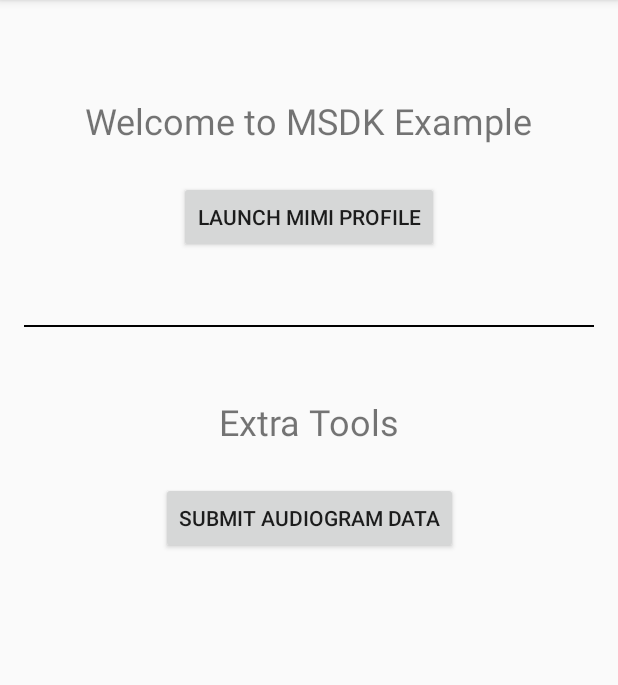
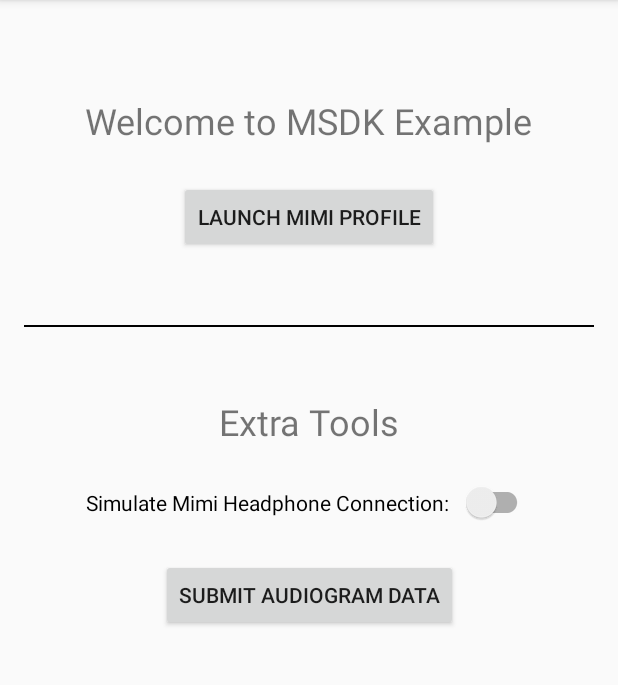
Before and after one commit to MimiHearingTechnologies/IntegrationExampleMSDK-Android, an Android app: the screen it shows after launch (MainActivity), on a phone screen of 412 x 824 dp, the part 84-769 px from its top. Run offline under Robolectric (Android 15) with nearby library versions, the phone set to English and light mode, and no system bars; libraries missing offline, so code that uses them is left out: io.mimi.sdk; 10 statements that could not run were skipped.

Commit message:
[MSDK-7083] Add documention and code for new connected headphones APIs (10.2.0) (#16)

```diff
--- a/standard-integration/app/src/main/java/io/mimi/example/android/IntroFragment.kt
+++ b/standard-integration/app/src/main/java/io/mimi/example/android/IntroFragment.kt
@@ -6,11 +6,15 @@ import android.view.LayoutInflater
 import android.view.View
 import android.view.ViewGroup
 import android.widget.Button
+import androidx.appcompat.widget.SwitchCompat
 import androidx.fragment.app.add
 import androidx.fragment.app.commit
 import androidx.lifecycle.lifecycleScope
+import io.mimi.example.android.applicators.volumeadjustment.MimiVolumeAdjustmentApplicator
 import io.mimi.sdk.core.MimiCore
+import io.mimi.sdk.core.controller.tests.HeadphoneApplicatorConfiguration
 import io.mimi.sdk.core.model.MimiAuthRoute
+import io.mimi.sdk.core.model.headphones.MimiHeadphoneIdentifier
 import io.mimi.sdk.core.model.tests.MimiTestAudiogram
 import io.mimi.sdk.core.model.tests.TestAudiogramMetadata
 import io.mimi.sdk.profile.MimiProfileFragment
@@ -28,6 +32,19 @@ class IntroFragment : Fragment() {
     override fun onViewCreated(view: View, savedInstanceState: Bundle?) {
         super.onViewCreated(view, savedInstanceState)
         with(view) {
+            setupMimiProfileLauncherUi()
+            setupMimiConnectedHeadphoneUi()
+            setupSubmitAudiogramUi()
+        }
+    }
+
+    // region Mimi Profile
+
+    /*
+     * Opens the Mimi Profile UI.
+     */
+
+    private fun View.setupMimiProfileLauncherUi() {
         findViewById<Button>(R.id.launchButton).setOnClickListener {
             requireActivity().supportFragmentManager.commit {
                 setReorderingAllowed(true)
@@ -35,11 +52,85 @@ class IntroFragment : Fragment() {
                 addToBackStack("main")
             }
         }
+    }
 
+    // endregion
+
+    // region Mimi Connected Headphones
+
+    /*
+     * NOTE: ONLY NECESSARY FOR PARTNERS INTEGRATING THEIR HEADPHONES TO SUPPORT PTT HEARING TESTS.
+     *
+     * Volume Adjustment Sequence
+     *
+     * The [connectedHeadphoneSwitch] simulates the actions that your app should take when receiving
+     * changes in Bluetooth headphone connectivity.
+     *
+     * When headphones are connected or disconnected, your app should notify the MSDK.
+     *
+     * When the TestFlow is launched, it will read from [MimiCore.testsController.connectedMimiHeadphone]
+     * to determine:
+     *  - Which test types (paradigms) are available and,
+     *  - How to interact with the headphones to ensure a consistent volume during the hearing test.
+     *
+     * In this example, the headphone model identifier is hardcoded. Your app should ensure
+     * that it uses the currently connected headphone model.
+     */
+
+    private fun View.setupMimiConnectedHeadphoneUi() {
+        val connectedHeadphoneSwitch = findViewById<SwitchCompat>(R.id.mimiHeadphoneConnected)
+        updateConnectedMimiHeadphoneButtons(connectedHeadphoneSwitch)
+        connectedHeadphoneSwitch.setOnClickListener {
+
+            val headphoneAreConnected = it.isSelected
+
+            if (headphoneAreConnected) {
+                val mimiHeadphoneIdentifier =
+                    MimiHeadphoneIdentifier(getConnectedHeadphoneModelIdentifier())
+                // Notify the MSDK of the newly connected headphones and supply the
+                // applicator configuration to facilitate the PTT automatic volume adjustment
+                // sequence.
+                MimiCore.testsController.notifyMimiHeadphoneConnected(
+                    mimiHeadphoneIdentifier,
+                    HeadphoneApplicatorConfiguration(
+                        MimiVolumeAdjustmentApplicator.instance::isAbsoluteVolumeSupported,
+                        MimiVolumeAdjustmentApplicator.instance::sendHearingTestStartCommand,
+                        MimiVolumeAdjustmentApplicator.instance::sendHearingTestEndCommand
+                    )
+                )
+            } else {
+                // Notify the MSDK that the headphones have been disconnected.
+                MimiCore.testsController.notifyMimiHeadphoneDisconnected()
+            }
+        }
+    }
+
+    /*
+     * This is a simulated function: your application should return the identifier associated
+     * with your currently connected headphone device.
+     */
+    private fun getConnectedHeadphoneModelIdentifier() = "mimi:showcase_headphone"
+
+    private fun updateConnectedMimiHeadphoneButtons(connectedHeadphoneSwitch: SwitchCompat) {
+        val hasConnectedMimiHeadphone = MimiCore.testsController.connectedMimiHeadphone != null
+        connectedHeadphoneSwitch.isSelected = !hasConnectedMimiHeadphone
+    }
+
+    // endregion
+
+    // region Audiogram
+
+    /*
+     * NOTE: ONLY NECESSARY FOR PARTNERS USING EXTERNAL AUDIOGRAM DATA.
+     *
+     * This functionality cam be used to onboard users with existing audiograms, rather than
+     * through the Mimi SDK's hearing test or hearing estimation features.
+     */
+
+    private fun View.setupSubmitAudiogramUi() {
         findViewById<Button>(R.id.submitAudiogram).setOnClickListener {
             // Send the custom audiogram to the Mimi SDK
             submitAudiogram()
-            }
         }
     }
 
@@ -75,5 +166,5 @@ class IntroFragment : Fragment() {
         )
     }
 
-
+    // endregion
 }
--- a/standard-integration/app/src/main/java/io/mimi/example/android/applicators/IntensityApplicator.kt
+++ b/standard-integration/app/src/main/java/io/mimi/example/android/applicators/processing/IntensityApplicator.kt
@@ -1,6 +1,5 @@
-package io.mimi.example.android.applicators
+package io.mimi.example.android.applicators.processing
 
-import io.mimi.example.android.MimiProcessingApplicator
 import io.mimi.sdk.core.controller.processing.MimiApplicatorResult
 
 internal class IntensityApplicator(private val applicator: MimiProcessingApplicator) {
--- a/standard-integration/app/src/main/java/io/mimi/example/android/applicators/IsEnabledApplicator.kt
+++ b/standard-integration/app/src/main/java/io/mimi/example/android/applicators/processing/IsEnabledApplicator.kt
@@ -1,6 +1,5 @@
-package io.mimi.example.android.applicators
+package io.mimi.example.android.applicators.processing
 
-import io.mimi.example.android.MimiProcessingApplicator
 import io.mimi.sdk.core.controller.processing.MimiApplicatorResult
 
 internal class IsEnabledApplicator(private val applicator: MimiProcessingApplicator) {
--- a/standard-integration/app/src/main/java/io/mimi/example/android/MimiProcessingApplicator.kt
+++ b/standard-integration/app/src/main/java/io/mimi/example/android/applicators/processing/MimiProcessingApplicator.kt
@@ -1,4 +1,4 @@
-package io.mimi.example.android
+package io.mimi.example.android.applicators.processing
 
 import android.util.Log
 import io.mimi.sdk.core.controller.processing.MimiApplicatorResult
--- a/standard-integration/app/src/main/java/io/mimi/example/android/applicators/PresetApplicator.kt
+++ b/standard-integration/app/src/main/java/io/mimi/example/android/applicators/processing/PresetApplicator.kt
@@ -1,6 +1,5 @@
-package io.mimi.example.android.applicators
+package io.mimi.example.android.applicators.processing
 
-import io.mimi.example.android.MimiProcessingApplicator
 import io.mimi.sdk.core.controller.processing.MimiApplicatorResult
 import io.mimi.sdk.core.model.personalization.Personalization
 
--- a/standard-integration/app/src/main/res/layout/fragment_intro.xml
+++ b/standard-integration/app/src/main/res/layout/fragment_intro.xml
@@ -47,6 +47,17 @@
         app:layout_constraintStart_toStartOf="parent"
         app:layout_constraintTop_toTopOf="@id/divider" />
 
+    <androidx.appcompat.widget.SwitchCompat
+        android:id="@+id/mimiHeadphoneConnected"
+        android:layout_width="wrap_content"
+        android:layout_height="wrap_content"
+        android:layout_marginTop="24dp"
+        android:text="Simulate Mimi Headphone Connection:"
+        app:layout_constraintEnd_toEndOf="parent"
+        app:layout_constraintStart_toStartOf="parent"
+        app:layout_constraintTop_toBottomOf="@id/extrasTextView"
+        app:switchPadding="8dp" />
+
     <Button
         android:id="@+id/submitAudiogram"
         android:layout_width="wrap_content"
@@ -55,6 +66,6 @@
         android:text="Submit Audiogram Data"
         app:layout_constraintEnd_toEndOf="parent"
         app:layout_constraintStart_toStartOf="parent"
-        app:layout_constraintTop_toBottomOf="@id/extrasTextView" />
+        app:layout_constraintTop_toBottomOf="@id/mimiHeadphoneConnected" />
 
 </androidx.constraintlayout.widget.ConstraintLayout>
```
Also changed, not shown: standard-integration/app/src/main/java/io/mimi/example/android/HeadphoneIdentifierStore.kt (deleted, +0 -12 lines), standard-integration/app/src/main/java/io/mimi/example/android/MainActivity.kt (+4 -3 lines), standard-integration/app/src/main/java/io/mimi/example/android/MyApp.kt (+0 -13 lines), standard-integration/app/src/main/java/io/mimi/example/android/applicators/volumeadjustment/MimiVolumeAdjustmentApplicator.kt (added, +52 -0 lines). Lines whose indentation alone changed are shown as unchanged.
